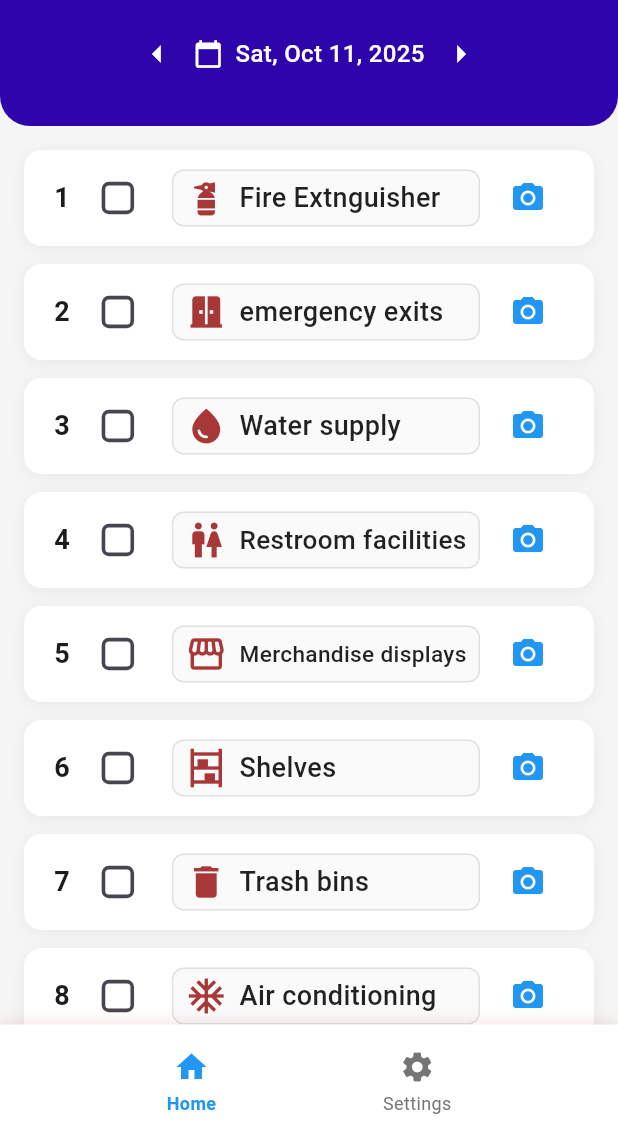
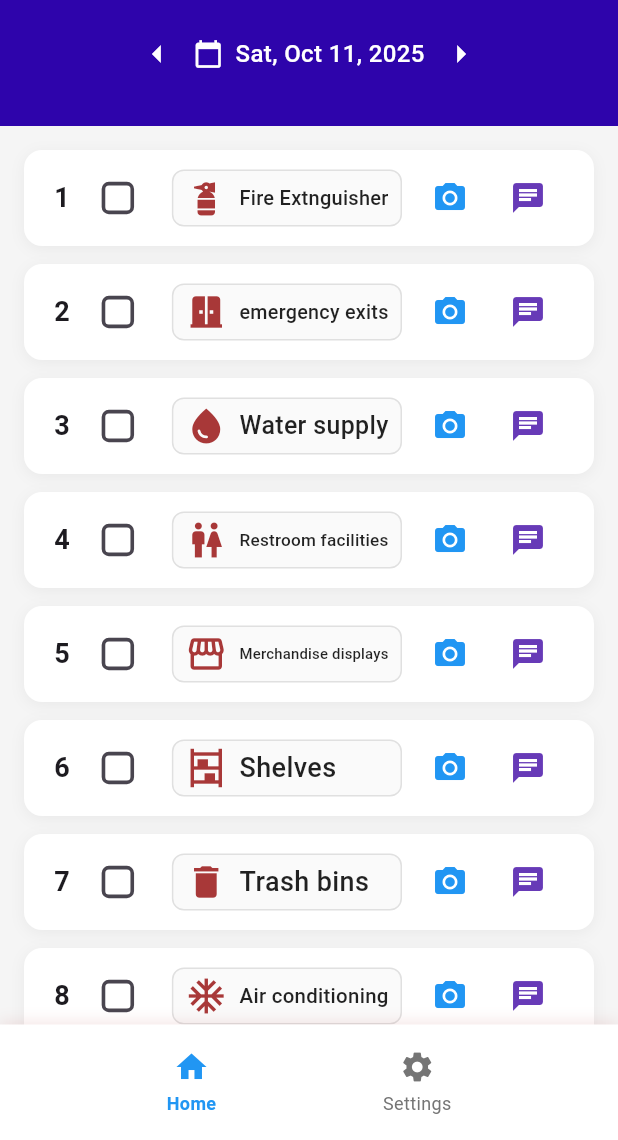
Before and after one commit to mohiddinshaik/checklist, a Flutter app: the screen it shows after launch, on a phone screen of 412 x 824 dp, the part 96-1236 px from its top. Run offline on Flutter 3.47's test engine with Material 3 defaults, Android fonts, the phone set to English and light mode, and no system bars; our stand-ins replace image_picker.

Commit message:
comments updated

```diff
--- a/lib/main.dart
+++ b/lib/main.dart
@@ -35,60 +35,70 @@ class _ChecklistScreenState extends State<ChecklistScreen> {
       'title': 'Fire Extnguisher',
       'isCompleted': false,
       'images': <String>[],
+     'comments': '',
       'icon': Icons.fire_extinguisher,
     },
     {
       'title': 'emergency exits',
       'isCompleted': false,
       'images': <String>[],
+     'comments': '',
       'icon': Icons.door_sliding,
     },
     {
       'title': 'Water supply',
       'isCompleted': false,
       'images': <String>[],
+     'comments': '',
       'icon': Icons.water_drop,
     },
     {
       'title': 'Restroom facilities',
       'isCompleted': false,
       'images': <String>[],
+     'comments': '',
       'icon': Icons.wc,
     },
     {
       'title': 'Merchandise displays',
       'isCompleted': false,
       'images': <String>[],
+     'comments': '',
       'icon': Icons.storefront,
     },
     {
       'title': 'Shelves',
       'isCompleted': false,
       'images': <String>[],
+     'comments': '',
       'icon': Icons.shelves,
     },
     {
       'title': 'Trash bins',
       'isCompleted': false,
       'images': <String>[],
+     'comments': '',
       'icon': Icons.delete,
     },
     {
       'title': 'Air conditioning',
       'isCompleted': false,
       'images': <String>[],
+     'comments': '',
       'icon': Icons.ac_unit,
     },
     {
       'title': 'CCTV',
       'isCompleted': false,
       'images': <String>[],
+     'comments': '',
       'icon': Icons.videocam,
     },
     {
       'title': 'Music and ambiance',
       'isCompleted': false,
       'images': <String>[],
+     'comments': '',
       'icon': Icons.music_note,
     },
   ];
@@ -104,6 +114,45 @@ class _ChecklistScreenState extends State<ChecklistScreen> {
     }
   }
 
+  void _showCommentDialog(int index) {
+  TextEditingController controller = TextEditingController(
+    text: checklistItems[index]['comments'] ?? '',
+  );
+  showDialog(
+    context: context,
+    builder: (context) {
+      return AlertDialog(
+        title: Text('Add Comment'),
+        content: TextField(
+          controller: controller,
+          maxLines: 3,
+          decoration: const InputDecoration(
+            hintText: 'Enter your comment...',
+            border: OutlineInputBorder(),
+          ),
+        ),
+        actions: [
+          TextButton(
+            onPressed: () {
+              Navigator.of(context).pop(); // Discard
+            },
+            child: const Text('Discard'),
+          ),
+          ElevatedButton(
+            onPressed: () {
+              setState(() {
+                checklistItems[index]['comments'] = controller.text;
+              });
+              Navigator.of(context).pop(); // Save
+            },
+            child: const Text('Save'),
+          ),
+        ],
+      );
+    },
+  );
+}
+
   @override
   Widget build(BuildContext context) {
     return Scaffold(
@@ -117,10 +166,6 @@ class _ChecklistScreenState extends State<ChecklistScreen> {
               padding: const EdgeInsets.all(24.0),
               decoration: const BoxDecoration(
                 color: Color.fromARGB(255, 46, 4, 171),
-                borderRadius: BorderRadius.only(
-                  bottomLeft: Radius.circular(20),
-                  bottomRight: Radius.circular(20),
-                ),
               ),
               child: Column(
                 children: [
@@ -337,21 +382,28 @@ class _ChecklistScreenState extends State<ChecklistScreen> {
                                     ),
                                     const SizedBox(width: 8),
                                  IgnorePointer(
-                                      ignoring:
-                                          checklistItems[index]['isCompleted'],
+  ignoring: checklistItems[index]['isCompleted'],
   child: IconButton(
     icon: Icon(
       Icons.camera_alt,
-                                          color:
-                                              checklistItems[index]['isCompleted']
-                                              ? Colors.grey
-                                              : Colors.blue,
+      color: checklistItems[index]['isCompleted'] ? Colors.grey : Colors.blue,
     ),
-                                        onPressed:
-                                            checklistItems[index]['isCompleted']
+    onPressed: checklistItems[index]['isCompleted']
         ? null
         : () => _pickImage(index),
   ),
+),
+const SizedBox(width: 4),
+IconButton(
+  icon: Icon(
+    Icons.chat,
+    color: checklistItems[index]['isCompleted'] ? Colors.grey : Colors.deepPurple,
+  ),
+  onPressed: checklistItems[index]['isCompleted']
+      ? null
+      : () {
+          _showCommentDialog(index);
+        },
 ),
                                   ],
                                 ),
@@ -512,7 +564,7 @@ class _ChecklistScreenState extends State<ChecklistScreen> {
                                                   ],
                                                 ),
                                               ),
-                                            ),
+                                            )
                                           );
                                         },
                                         child: ClipRRect(
@@ -530,6 +582,23 @@ class _ChecklistScreenState extends State<ChecklistScreen> {
                                     ),
                                   ),
                                 ],
+                              ),
+                            ),
+                          // Comments section
+                          if ((checklistItems[index]['comments'] ?? '').isNotEmpty)
+                            Padding(
+                              padding: const EdgeInsets.only(top: 8.0, left: 0),
+                              child: Container(
+                                width: double.infinity,
+                                padding: const EdgeInsets.all(8.0),
+                                decoration: BoxDecoration(
+                                  color: Colors.grey.shade100,
+                                  borderRadius: BorderRadius.circular(6),
+                                ),
+                                child: Text(
+                                  checklistItems[index]['comments'],
+                                  style: const TextStyle(fontSize: 14, color: Colors.black87),
+                                ),
                               ),
                             ),
                         ],
```
Also changed, not shown: 1 other file. Lines whose indentation alone changed are shown as unchanged.
